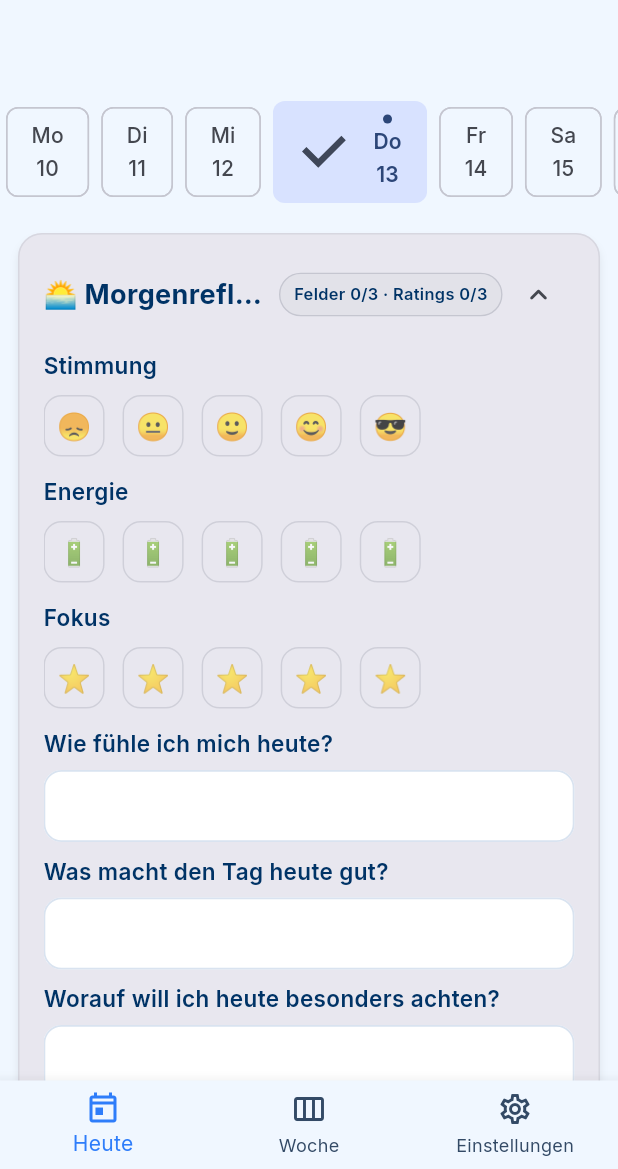
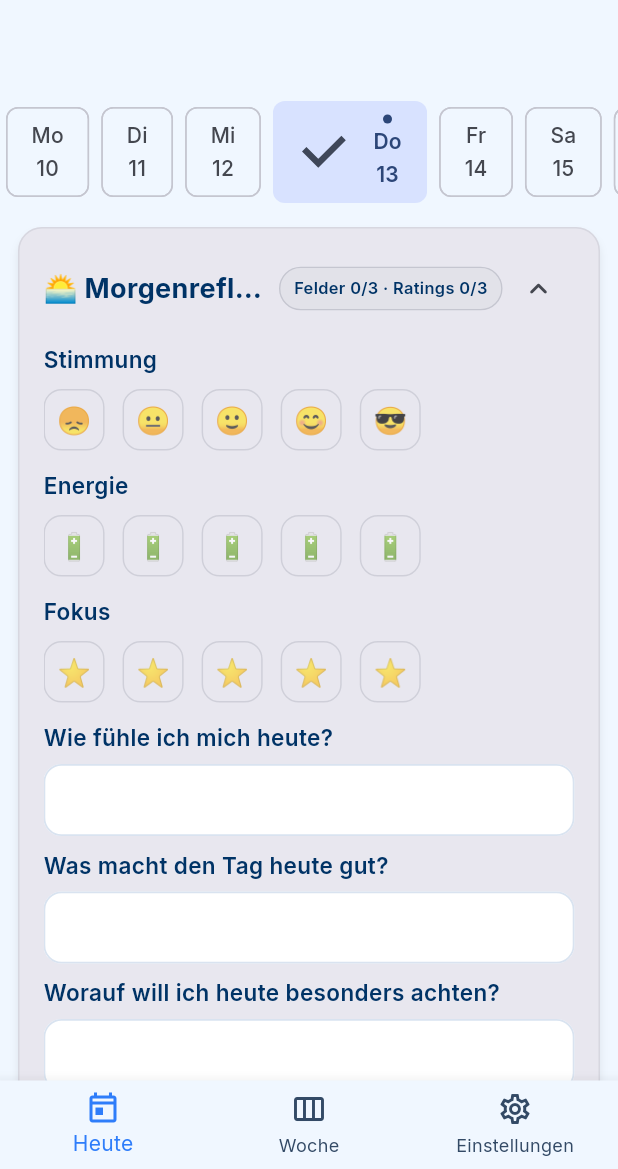
Before and after one commit to AlexBuchnerTeacher/reflecto, a Flutter app: the screen it shows once a user with an empty profile is signed in, on a phone screen of 412 x 824 dp, the part 67-1236 px from its top. Run offline on Flutter 3.47's test engine with Material 3 defaults, Android fonts, the phone set to English and light mode, and no system bars; our stand-ins replace cloud_firestore, firebase_auth, firebase_core, flutter_riverpod, google_fonts, package_info_plus and 1 more; accounts and stored records are empty; statements that could not run were skipped.

Commit message:
🧼 UI polish: Abstand oben reduziert (Align top, s8); Status-Chip-Labels korrigiert (…/✓)

```diff
--- a/lib/screens/day_screen.dart
+++ b/lib/screens/day_screen.dart
@@ -678,7 +678,8 @@ class _DayScreenState extends ConsumerState<DayScreen> {
             actions: const [],
           ),
           body: SafeArea(
-            child: Center(
+            child: Align(
+              alignment: Alignment.topCenter,
               child: ConstrainedBox(
                 constraints: const BoxConstraints(maxWidth: 820),
                 child: FocusTraversalGroup(
@@ -689,7 +690,7 @@ class _DayScreenState extends ConsumerState<DayScreen> {
                         alignment: Alignment.center,
                         child: _weekCarousel(_selected),
                       ),
-                      SizedBox(height: ReflectoSpacing.s12),
+                      SizedBox(height: ReflectoSpacing.s8),
                       Expanded(
                         child: GestureDetector(
                           onHorizontalDragEnd: (d) {
```
